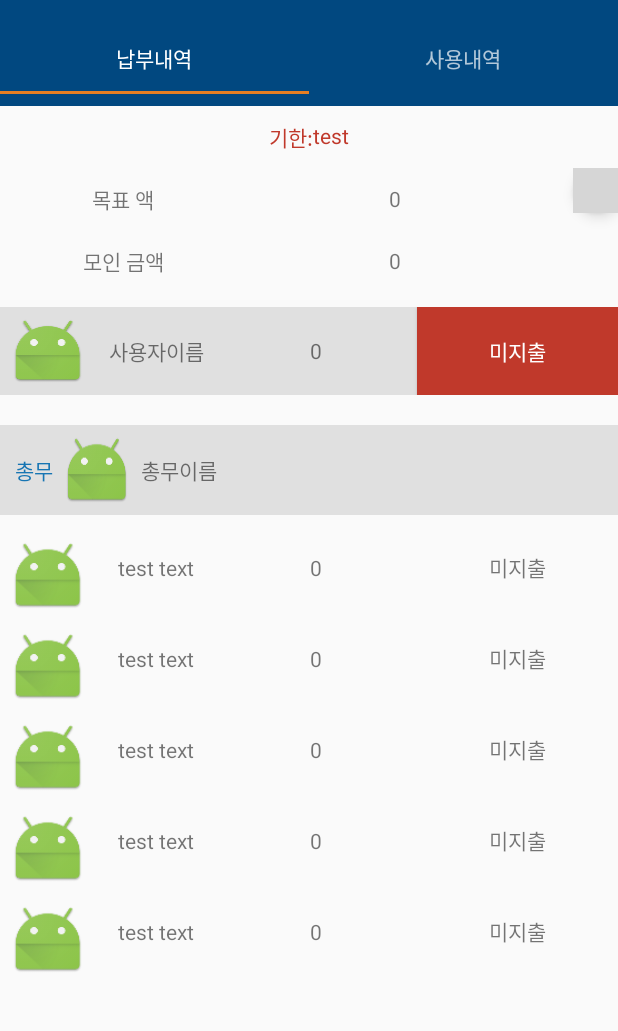
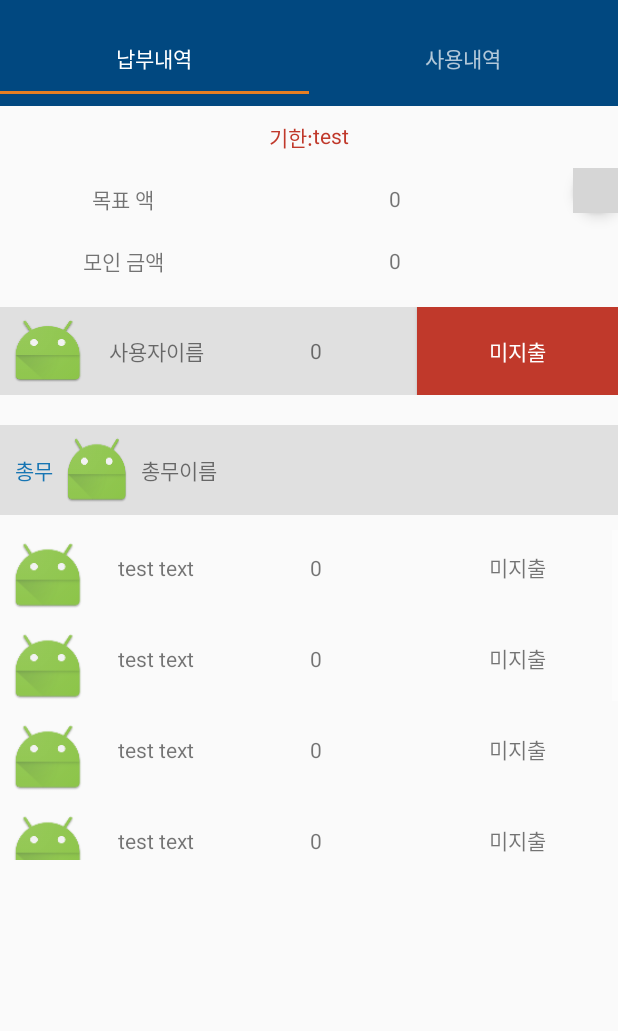
Before and after one commit to Ksj7/Money-Manager-android, an Android app: the PaymentFragment screen opened directly, with no data from a screen before it, on a phone screen of 412 x 824 dp, the part 62-1093 px from its top. Run offline under Robolectric (Android 15) with nearby library versions, the phone set to English and light mode, and no system bars; grey boxes are pictures that could not be loaded.

Commit message:
Fix error that recyclerView inside scrollView is not working

```diff
--- a/app/src/main/java/com/tonight/manage/organization/managingmoneyapp/PaymentFragment.java
+++ b/app/src/main/java/com/tonight/manage/organization/managingmoneyapp/PaymentFragment.java
@@ -7,11 +7,8 @@ import android.support.v4.widget.SwipeRefreshLayout;
 import android.support.v7.widget.LinearLayoutManager;
 import android.support.v7.widget.RecyclerView;
 import android.view.LayoutInflater;
-import android.view.MotionEvent;
 import android.view.View;
 import android.view.ViewGroup;
-import android.widget.ListView;
-import android.widget.ScrollView;
 import android.widget.TextView;
 
 import com.tonight.manage.organization.managingmoneyapp.Object.EventInfoMemberPaymentListItem;
@@ -113,7 +110,7 @@ public class PaymentFragment extends Fragment {
         @Override
         public int getItemCount() {
             //test
-            return 5;
+            return 7;
 
             //이게 원래 정상
             // return paymentArrayList.size();
--- a/app/src/main/res/layout/activity_event_info_payment.xml
+++ b/app/src/main/res/layout/activity_event_info_payment.xml
@@ -189,23 +189,21 @@
             <android.support.v4.widget.SwipeRefreshLayout
                 android:id="@+id/eventInfo_payment_swipeRefreshLayout"
                 android:layout_width="match_parent"
-                android:layout_height="wrap_content">
+                android:layout_height="@dimen/recycler_height">
 
                 <android.support.v7.widget.RecyclerView
                     android:id="@+id/eventInfo_recyclerView"
                     android:layout_width="match_parent"
-                    android:layout_height="wrap_content"
+                    android:layout_height="@dimen/recycler_height"
                     android:scrollbars="vertical" />
-
-
             </android.support.v4.widget.SwipeRefreshLayout>
 
         </LinearLayout>
 
         <Button
-            android:layout_below="@id/mylinearLayout"
             android:layout_width="wrap_content"
             android:layout_height="60dp"
+            android:layout_below="@id/mylinearLayout"
             android:layout_margin="10dp"
             android:background="#014880"
             android:text="내보내기" />
--- a/app/src/main/res/values/dimens.xml
+++ b/app/src/main/res/values/dimens.xml
@@ -7,6 +7,7 @@
     <dimen name="activity_vertical_margin">16dp</dimen>
     <dimen name="fab_margin">16dp</dimen>
     <dimen name="edit_text_margin">16dp</dimen>
+    <dimen name="recycler_height">220dp</dimen>
 
     <dimen name="popup_entrance_group_width">302dp</dimen>
     <dimen name="popup_entrance_group_height">239dp</dimen>
```
